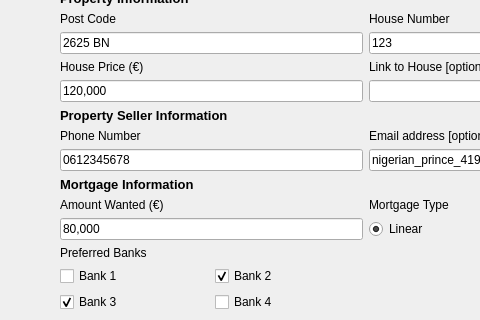
First picture: the form in ui/core.ui, repository Jumba/decentralized-mortgage-market, before the edit; both pictures show x 0 to 480 and y 106 to 426 of the 855 by 743 pixel window.
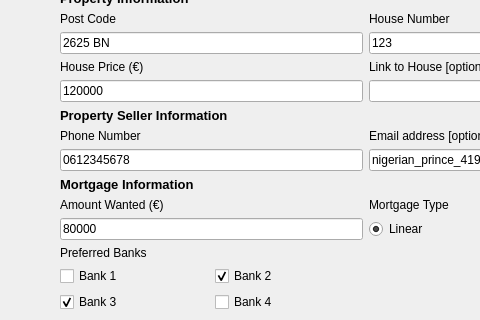
Second picture: the form after the edit. The open tabs and pages were chosen to show the change.

Commit message: Place loan request screen passing information

Diff of the .ui file:
```diff
--- a/ui/core.ui
+++ b/ui/core.ui
@@ -75,7 +75,7 @@
            <item row="5" column="0">
             <widget class="QLineEdit" name="bplr_house_price_lineedit">
              <property name="text">
-              <string>120,000</string>
+              <string>120000</string>
              </property>
             </widget>
            </item>
@@ -132,7 +132,7 @@
            <item row="11" column="0">
             <widget class="QLineEdit" name="bplr_amount_wanted_lineedit">
              <property name="text">
-              <string>80,000</string>
+              <string>80000</string>
              </property>
             </widget>
            </item>
```
Left out of the diff: 108 changed lines with no effect on the pictures. The commit also changes 2 other files.
